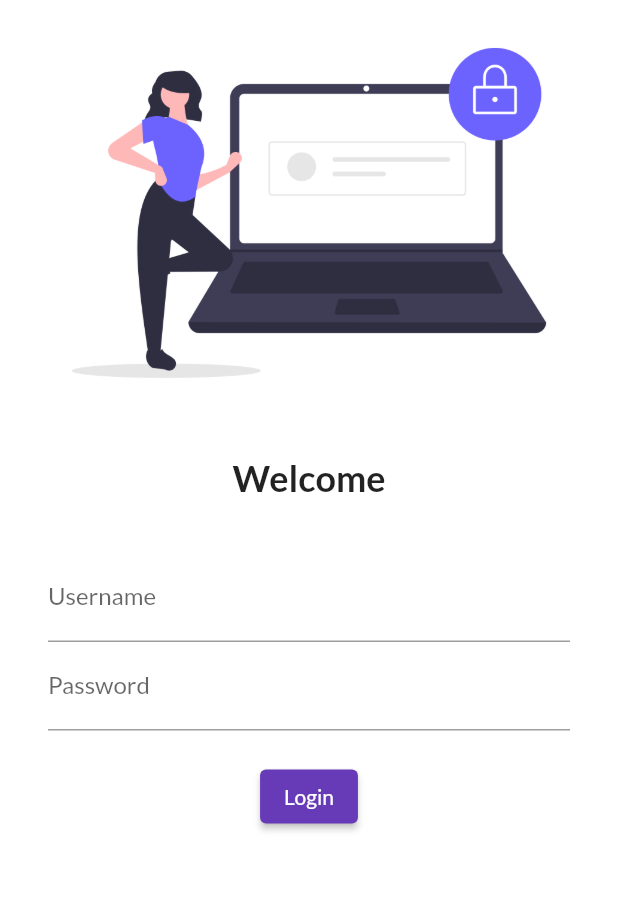
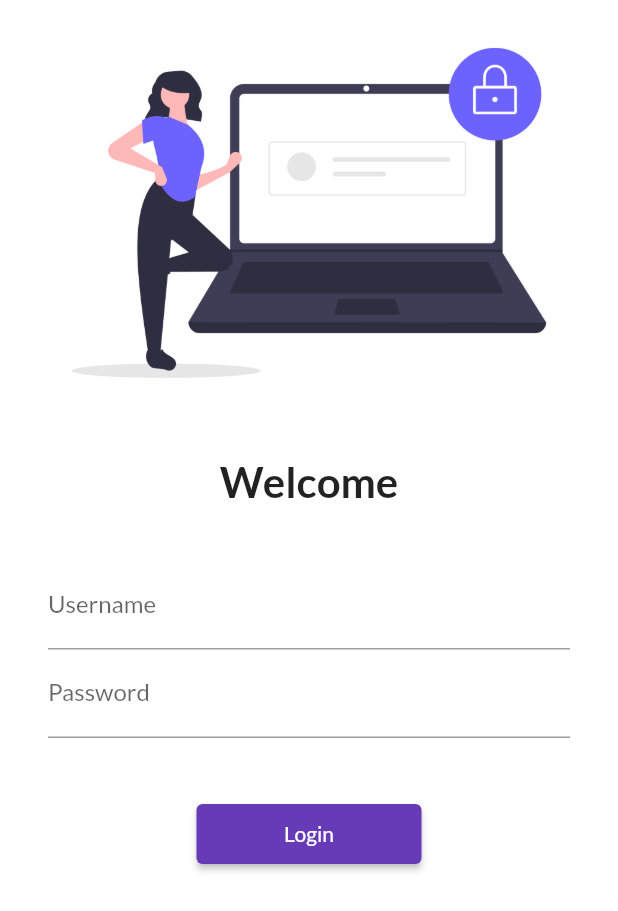
Before and after one commit to DDT02/CatalogApp, a Flutter app: the screen it shows after launch, on a phone screen of 412 x 824 dp. Shown: the top 911 px of the screen. Run offline on Flutter 3.47's test engine with Material 2 defaults, Android fonts, the phone set to English and light mode, and no system bars; our stand-ins replace google_fonts.

Commit message:
day 5 completed

```diff
--- a/lib/main.dart
+++ b/lib/main.dart
@@ -1,5 +1,6 @@
 import 'package:flutter/material.dart';
 import 'package:flutter_catalog/pages/login_page.dart';
+import 'package:flutter_catalog/utils/routes.dart';
 import 'package:google_fonts/google_fonts.dart';
 import 'pages/home_page.dart';
 
@@ -13,15 +14,15 @@ class MyApp extends StatelessWidget {
     return MaterialApp(
       themeMode: ThemeMode.light,
       theme: ThemeData(
-          primarySwatch: Colors.deepPurple,
-          fontFamily: GoogleFonts.lato().fontFamily,
-          ),
+        primarySwatch: Colors.deepPurple,
+        fontFamily: GoogleFonts.lato().fontFamily,
+      ),
       darkTheme: ThemeData(brightness: Brightness.dark),
       initialRoute: "/",
       routes: {
         "/": (context) => LoginPage(),
-        "/home": (context) => HomePage(),
-        "/login": (context) => LoginPage(),
+        MyRoutes.homeRoute: (context) => HomePage(),
+        MyRoutes.loginRoute: (context) => LoginPage(),
       },
     );
   }
--- a/lib/pages/login_page.dart
+++ b/lib/pages/login_page.dart
@@ -1,10 +1,12 @@
 import 'package:flutter/material.dart';
+import 'package:flutter_catalog/utils/routes.dart';
 
 class LoginPage extends StatelessWidget {
   @override
   Widget build(BuildContext context) {
     return Material(
         color: Colors.white,
+        child: SingleChildScrollView(
           child: Column(
             children: [
               Image.asset(
@@ -16,14 +18,14 @@ class LoginPage extends StatelessWidget {
               ),
               Text(
                 "Welcome",
-              style: TextStyle(fontSize: 24, fontWeight: FontWeight.bold),
+                style: TextStyle(fontSize: 28, fontWeight: FontWeight.bold),
               ),
               SizedBox(
                 height: 20,
               ),
               Padding(
-              padding:
-                  const EdgeInsets.symmetric(vertical: 16.0, horizontal: 32.0),
+                padding: const EdgeInsets.symmetric(
+                    vertical: 16.0, horizontal: 32.0),
                 child: Column(
                   children: [
                     TextFormField(
@@ -36,18 +38,20 @@ class LoginPage extends StatelessWidget {
                           hintText: "Enter Password", labelText: "Password"),
                     ),
                     SizedBox(
-                    height: 20,
+                      height: 40,
                     ),
                     ElevatedButton(
                       child: Text("Login"),
+                      style: TextButton.styleFrom(minimumSize: Size(150, 40)),
                       onPressed: () {
-                      print("This is my World");
+                        Navigator.pushNamed(context, MyRoutes.homeRoute);
                       },
                     )
                   ],
                 ),
               )
             ],
+          ),
         ));
   }
 }
--- /dev/null
+++ b/lib/utils/routes.dart
@@ -0,0 +1,4 @@
+class MyRoutes {
+  static String loginRoute = "/login";
+  static String homeRoute = "/home";
+}
```
Lines whose indentation alone changed are shown as unchanged.
